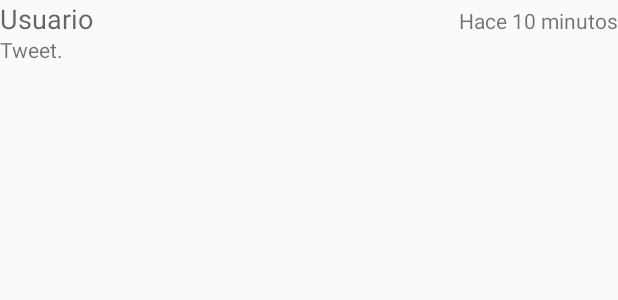
After one commit to SergioEstebanP/SMOV-yamba, an Android app: the layout list_item.xml on its own in the app's theme, with its tools: preview values and no code run, on a phone screen of 412 x 824 dp. The commit adds this screen. Shown: the top 300 px of the screen. Run offline under Robolectric (Android 15) with nearby library versions, the phone set to English and light mode, and no system bars.

Commit message:
No funciona del todo

```diff
--- a/app/src/main/java/com/alvaro/sergio/smov_yamba/SupportServices.java
+++ b/app/src/main/java/com/alvaro/sergio/smov_yamba/SupportServices.java
@@ -41,7 +41,7 @@ public class SupportServices {
     public static final String MESSAGE = "message";
     public static final String CREATED_AT = "created_at";
 
-    public static final String sort = CREATED_AT + "DESC";
+    public static final String DEFAULT_SORT = CREATED_AT +" DESC";
 
 
 }
--- /dev/null
+++ b/app/src/main/res/layout/list_item.xml
@@ -0,0 +1,34 @@
+<?xml version="1.0" encoding="utf-8"?>
+<RelativeLayout xmlns:android="http://schemas.android.com/apk/res/android"
+    android:id="@+id/list_item_content"
+    android:layout_width="match_parent"
+    android:layout_height="match_parent">
+
+    <TextView
+        android:id="@+id/list_item_text_user"
+        android:layout_width="wrap_content"
+        android:layout_height="wrap_content"
+        android:layout_alignParentLeft="true"
+        android:layout_alignParentTop="true"
+        android:text="Usuario"
+        android:textAppearance="?android:attr/textAppearanceMedium" />
+
+    <TextView
+        android:id="@+id/list_item_text_created_at"
+        android:layout_width="wrap_content"
+        android:layout_height="wrap_content"
+        android:layout_alignBaseline="@+id/list_item_text_user"
+        android:layout_alignBottom="@+id/list_item_text_user"
+        android:layout_alignParentRight="true"
+        android:text="Hace 10 minutos"
+        android:textAppearance="?android:attr/textAppearanceSmall" />
+
+    <TextView
+        android:id="@+id/list_item_text_message"
+        android:layout_width="match_parent"
+        android:layout_height="wrap_content"
+        android:layout_below="@+id/list_item_text_created_at"
+        android:layout_alignParentLeft="true"
+        android:text="Tweet."
+        android:textAppearance="?android:attr/textAppearanceSmall" />
+</RelativeLayout>
```
Also changed, not shown: app/src/main/java/com/alvaro/sergio/smov_yamba/MainActivity.java (+13 -6 lines), app/src/main/java/com/alvaro/sergio/smov_yamba/StatusProvider.java (+6 -6 lines), app/src/main/java/com/alvaro/sergio/smov_yamba/TimelineFragment.java (added, +73 -0 lines), app/src/main/res/layout/activity_main.xml (+7 -1 lines).
